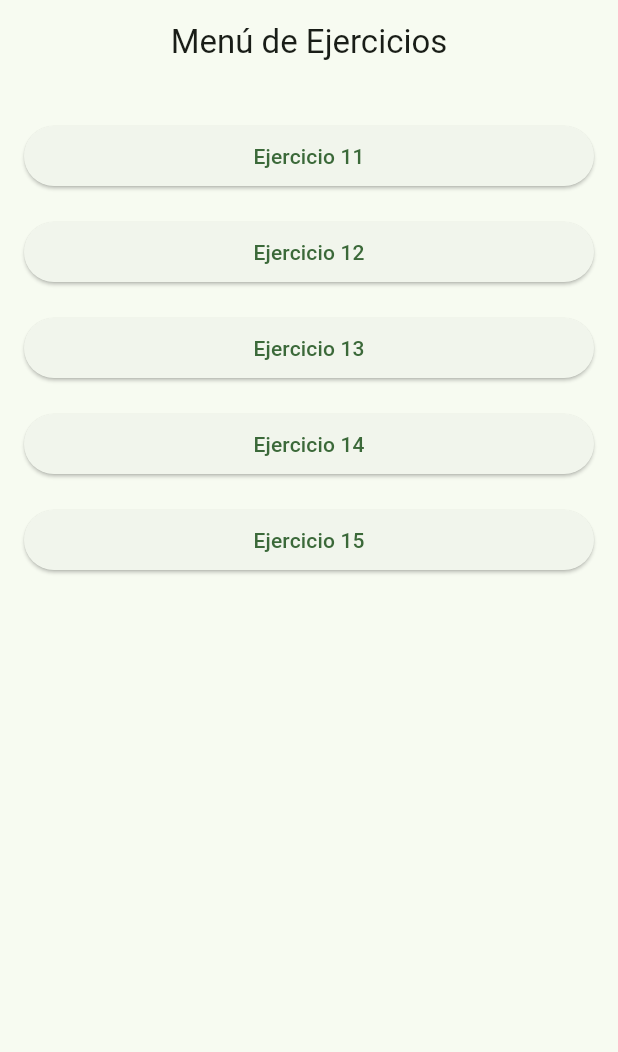
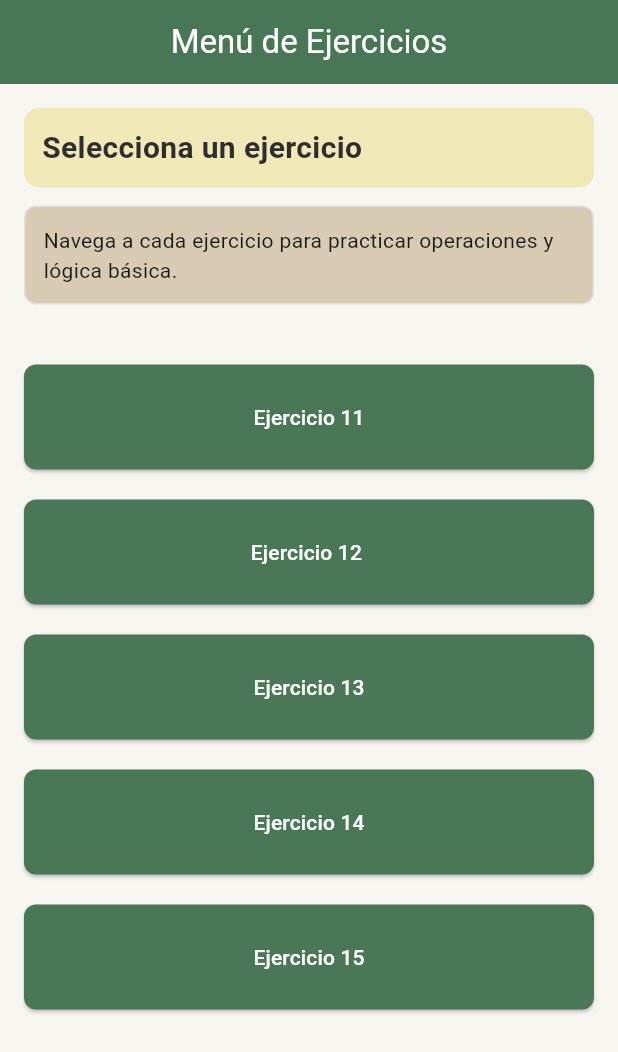
Before and after one commit to MateoJa54/Tarea1_moviles, a Flutter app: the screen it shows after launch, on a phone screen of 412 x 824 dp. Shown: the top 1052 px of the screen. Run offline on Flutter 3.47's test engine with Material 3 defaults, Android fonts, the phone set to English and light mode, and no system bars.

Commit message:
Version final

```diff
--- a/lib/main.dart
+++ b/lib/main.dart
@@ -15,14 +15,35 @@ class EjerciciosApp extends StatelessWidget {
 
   @override
   Widget build(BuildContext context) {
+    // Paleta coherente con Ejercicio 11
+    const primaryColor = Color(0xFF4A7856); // verde oliva
+    const accentColor = Color(0xFFF1E8B8); // dorado suave
+    const backgroundColor = Color(0xFFF6F5F0); // gris cálido
+
     return MaterialApp(
       debugShowCheckedModeBanner: false,
       title: 'Ejercicios Flutter',
       theme: ThemeData(
-        colorScheme: ColorScheme.fromSeed(seedColor: Colors.green),
+        colorScheme: ColorScheme.fromSeed(seedColor: primaryColor),
         useMaterial3: true,
+        appBarTheme: const AppBarTheme(
+          backgroundColor: primaryColor,
+          foregroundColor: Colors.white,
+          centerTitle: true,
+          elevation: 2,
+        ),
+        elevatedButtonTheme: ElevatedButtonThemeData(
+          style: ElevatedButton.styleFrom(
+            backgroundColor: primaryColor,
+            foregroundColor: Colors.white,
+            padding: const EdgeInsets.symmetric(vertical: 14),
+            shape: RoundedRectangleBorder(
+              borderRadius: BorderRadius.circular(8),
+            ),
+          ),
+        ),
       ),
-      // Ruta inicial: un menú simple para navegar a cada ejercicio
+      // Ruta inicial: menú con el mismo patrón visual del Ejercicio 11
       initialRoute: '/',
       routes: {
         '/': (context) => const MenuEjerciciosPage(),
@@ -36,32 +57,75 @@ class EjerciciosApp extends StatelessWidget {
   }
 }
 
-/// Menú de navegación
+/// Menú de navegación (misma estética que Ejercicio 11)
 class MenuEjerciciosPage extends StatelessWidget {
   const MenuEjerciciosPage({super.key});
 
   @override
   Widget build(BuildContext context) {
+    const primaryColor = Color(0xFF4A7856);
+    const accentColor = Color(0xFFF1E8B8);
+    const secondaryColor = Color(0xFFD9CAB3);
+    const backgroundColor = Color(0xFFF6F5F0);
+
     return Scaffold(
-      appBar: AppBar(
-        title: const Text('Menú de Ejercicios'),
-        centerTitle: true,
-      ),
-      body: ListView(
-        padding: const EdgeInsets.all(16),
-        children: const [
-          _NavButton(text: 'Ejercicio 11', route: '/ej11'),
-          _NavButton(text: 'Ejercicio 12', route: '/ej12'),
-          _NavButton(text: 'Ejercicio 13', route: '/ej13'),
-          _NavButton(text: 'Ejercicio 14', route: '/ej14'),
-          _NavButton(text: 'Ejercicio 15', route: '/ej15'),
-        ],
+      backgroundColor: backgroundColor,
+      appBar: AppBar(title: const Text('Menú de Ejercicios')),
+      body: Padding(
+        padding: const EdgeInsets.all(16.0),
+        child: ListView(
+          children: [
+            // Encabezado en caja (como en tus secciones)
+            Container(
+              padding: const EdgeInsets.all(12),
+              decoration: BoxDecoration(
+                color: accentColor,
+                borderRadius: BorderRadius.circular(10),
+              ),
+              child: const Text(
+                'Selecciona un ejercicio',
+                style: TextStyle(
+                  fontSize: 20,
+                  fontWeight: FontWeight.bold,
+                  color: Color(0xFF2E2E2E),
+                ),
+              ),
+            ),
+            const SizedBox(height: 12),
+
+            // Tarjeta ligera con fondo beige (opcional, igual al resumen del 11)
+            Container(
+              padding: const EdgeInsets.all(12),
+              decoration: BoxDecoration(
+                color: secondaryColor,
+                borderRadius: BorderRadius.circular(8),
+                border: Border.all(color: Colors.grey.shade300),
+              ),
+              child: const Text(
+                'Navega a cada ejercicio para practicar operaciones y lógica básica.',
+                style: TextStyle(fontSize: 14),
+              ),
+            ),
+
+            const SizedBox(height: 40),
+
+            const _NavButton(text: 'Ejercicio 11', route: '/ej11'),
+            const SizedBox(height: 20),
+            const _NavButton(text: 'Ejercicio 12 ', route: '/ej12'),
+            const SizedBox(height: 20),
+            const _NavButton(text: 'Ejercicio 13', route: '/ej13'),
+            const SizedBox(height: 20),
+            const _NavButton(text: 'Ejercicio 14', route: '/ej14'),
+            const SizedBox(height: 20),
+            const _NavButton(text: 'Ejercicio 15', route: '/ej15'),
+          ],
+        ),
       ),
     );
   }
 }
 
-/// Botón reutilizable para navegar con rutas nombradas
+/// Botón reutilizable (mismo estilo de botones del Ejercicio 11)
 class _NavButton extends StatelessWidget {
   final String text;
   final String route;
@@ -69,12 +133,17 @@ class _NavButton extends StatelessWidget {
 
   @override
   Widget build(BuildContext context) {
-    return Padding(
-      padding: const EdgeInsets.symmetric(vertical: 8.0),
-      child: ElevatedButton(
-        onPressed: () => Navigator.pushNamed(context, route),
-        child: Text(text),
+    const primaryColor = Color(0xFF4A7856);
+
+    return ElevatedButton(
+      style: ElevatedButton.styleFrom(
+        backgroundColor: primaryColor,
+        foregroundColor: Colors.white,
+        padding: const EdgeInsets.symmetric(vertical: 25),
+        shape: RoundedRectangleBorder(borderRadius: BorderRadius.circular(8)),
       ),
+      onPressed: () => Navigator.pushNamed(context, route),
+      child: Text(text),
     );
   }
 }
```
